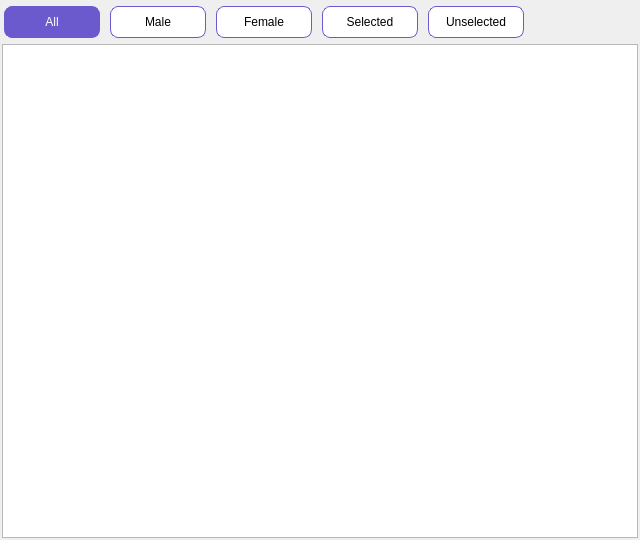
The window that component/histroypage/histroypage.ui (NagatoRailgun/zhuangding) describes before a commit, drawn with Qt 5.
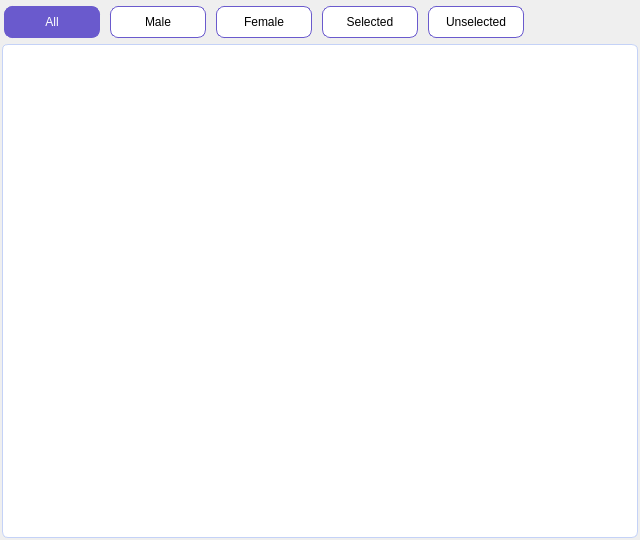
The same window after the commit.

Patch:
```diff
--- a/component/histroypage/histroypage.ui
+++ b/component/histroypage/histroypage.ui
@@ -376,6 +376,117 @@
              <height>16777215</height>
             </size>
            </property>
+           <property name="styleSheet">
+            <string notr="true">QTableView {
+    border: 1px solid #C4D2F7;
+    border-radius: 6px;
+    background-color: #ffffff;
+    color: black;
+    gridline-color: #ccc; /* 网格线颜色 */
+    outline: none;
+    selection-background-color: transparent; /* 必须关掉，交给 ::item 控制选中 */
+}
+
+/* 单元格 */
+QTableView::item {
+    padding: 4px 6px;
+    border: none;
+}
+QTableView::item:hover:!selected {
+    background-color: rgb(255,184,77); /* 浅橙悬浮 */
+    color: #000000;
+}
+QTableView::item:selected:active {
+    background-color: rgb(255,125,0); /* 主橙选中 */
+    color: white;
+}
+QTableView::item:selected:!active {
+    background-color: rgb(200, 100, 0);
+    color: #dddddd;
+}
+/* 隔行变色，代码开启 ui-&gt;tableView-&gt;setAlternatingRowColors(true); */
+QTableView::item:alternate {
+    background-color: #F2F6FF;
+}
+
+/* ========== 水平表头（顶部列标题） ========== */
+QTableView::section:horizontal {
+    background-color: #C4D2F7;
+    color: #ffffff;
+    padding: 6px 8px;
+    border: none;
+    border-right: 1px solid #C4D2F7;
+    border-bottom: 1px solid #C4D2F7;
+}
+QTableView::section:horizontal:hover {
+    background-color: #484848;
+}
+
+/* ========== 垂直表头（左侧行号，如果你没隐藏时生效） ========== */
+QTableView::section:vertical {
+    background-color: #3c3c3c;
+    color: #cccccc;
+    padding: 4px;
+    border: none;
+    border-right: 1px solid #444444;
+    border-bottom: 1px solid #444444;
+}
+
+/* ========== 滚动条（只属于这个TableView，不全局生效） ========== */
+QTableView QScrollBar:vertical {
+    width: 8px;
+    background: transparent;
+    margin: 2px;
+}
+QTableView QScrollBar::handle:vertical {
+    background: #555555;
+    border-radius: 4px;
+    min-height: 20px;
+}
+QTableView QScrollBar::handle:vertical:hover {
+    background: #707070;
+}
+QTableView QScrollBar::sub-line:vertical,
+QTableView QScrollBar::add-line:vertical {
+    height:0;
+}
+QTableView QScrollBar::up-arrow:vertical,
+QTableView QScrollBar::down-arrow:vertical {
+    width:0;
+    height:0;
+}
+QTableView QScrollBar::sub-page:vertical,
+QTableView QScrollBar::add-page:vertical {
+    background: transparent;
+}
+
+QTableView QScrollBar:horizontal {
+    height: 8px;
+    background: transparent;
+    margin: 2px;
+}
+QTableView QScrollBar::handle:horizontal {
+    background: #555555;
+    border-radius: 4px;
+    min-width: 20px;
+}
+QTableView QScrollBar::handle:horizontal:hover {
+    background: #707070;
+}
+QTableView QScrollBar::sub-line:horizontal,
+QTableView QScrollBar::add-line:horizontal {
+    width:0;
+}
+QTableView QScrollBar::left-arrow:horizontal,
+QTableView QScrollBar::right-arrow:horizontal {
+    width:0;
+    height:0;
+}
+QTableView QScrollBar::sub-page:horizontal,
+QTableView QScrollBar::add-page:horizontal {
+    background: transparent;
+}</string>
+           </property>
           </widget>
          </item>
         </layout>
```
